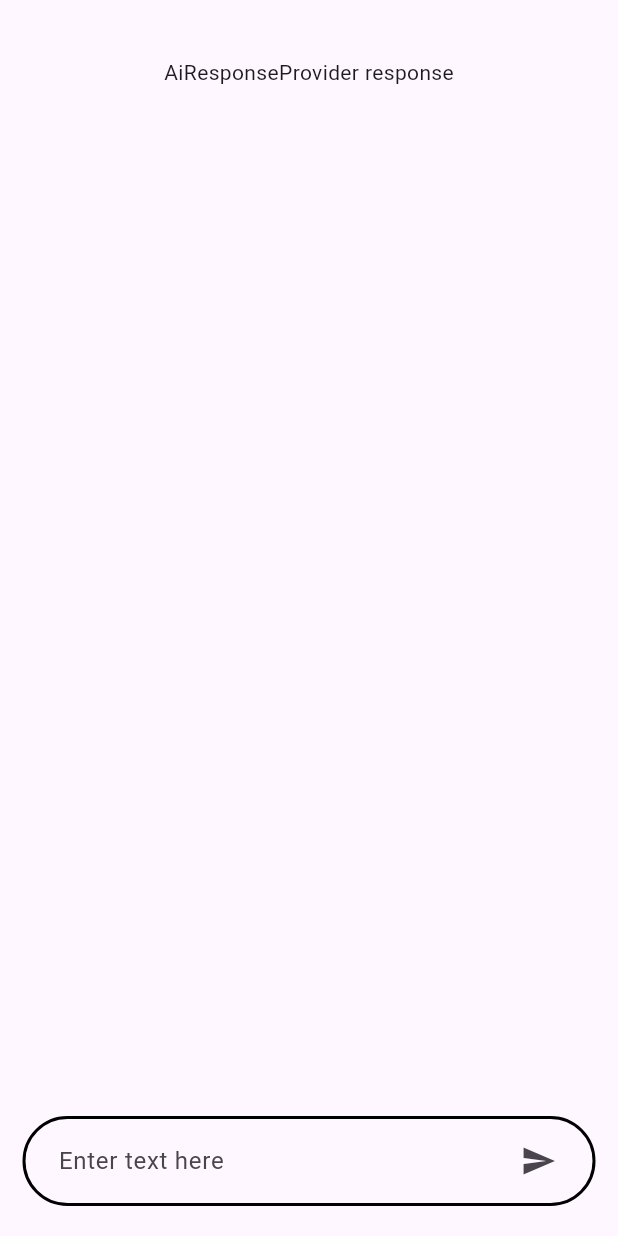
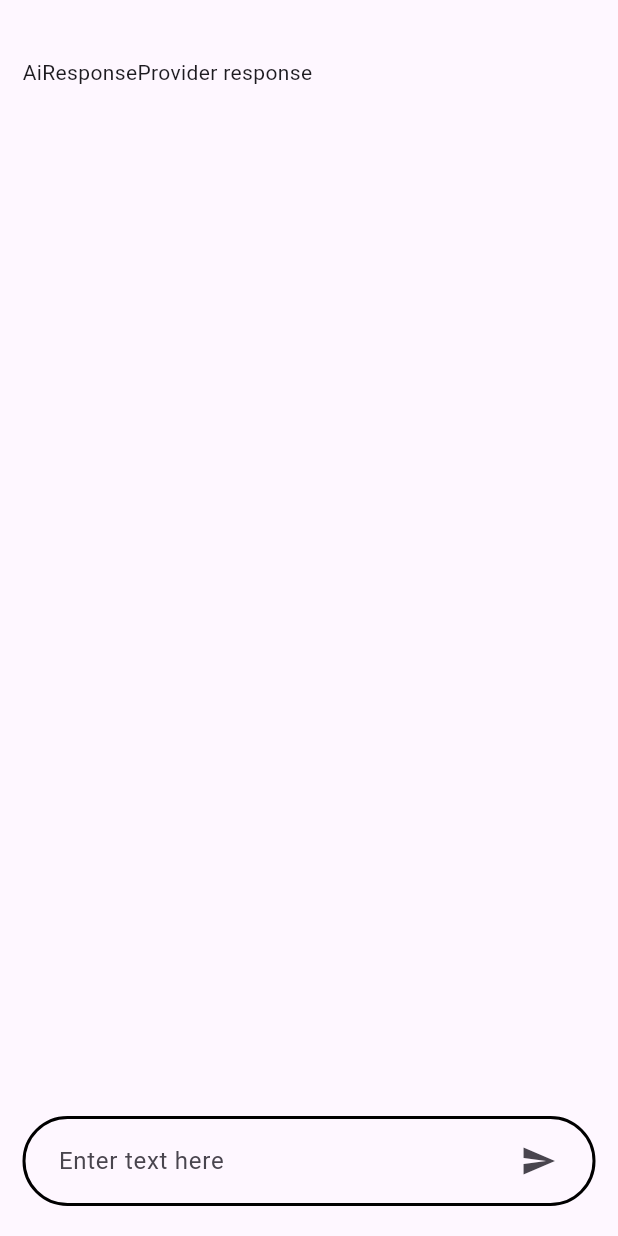
Before and after one commit to briankaboyi/generative_ai_app, a Flutter app: the screen it shows after launch, on a phone screen of 412 x 824 dp. Run offline on Flutter 3.47's test engine with Material 3 defaults, Android fonts, the phone set to English and light mode, and no system bars; drawn by our look-alikes of flutter_form_builder; our stand-ins replace flutter_dotenv, form_builder_validators, google_generative_ai.

Commit message:
making conversations with the generative ai

```diff
--- a/lib/ai/google_generative_ai.dart
+++ b/lib/ai/google_generative_ai.dart
@@ -28,7 +28,7 @@ class GoogleGenerativeAi {
     debugPrint(" apiKey >>$apiKey");
     try {
       GenerateContentResponse response =
-          await model.generateContent([Content.text("write me a story")]);
+          await model.generateContent([Content.text(prompt)]);
       debugPrint("response>> ${response.text}");
 
       return response.text.toString();
--- a/lib/screens/prompt_page/prompt_page.dart
+++ b/lib/screens/prompt_page/prompt_page.dart
@@ -2,6 +2,7 @@ import 'package:flutter/cupertino.dart';
 import 'package:flutter/material.dart';
 import 'package:flutter/services.dart';
 import 'package:flutter_form_builder/flutter_form_builder.dart';
+import 'package:form_builder_validators/form_builder_validators.dart';
 import 'package:provider/provider.dart';
 
 import '../../providers/ai_response_provider.dart';
@@ -14,17 +15,20 @@ class PromptPage extends StatelessWidget {
     final aiResponse = context.watch<AiResponseProvider>().response;
     // TODO: implement build
     return Scaffold(
+        resizeToAvoidBottomInset:true,
       body: Padding(
         padding:
             const EdgeInsets.only(top: 38.0, bottom: 20, left: 15, right: 15),
         child: Column(
-          mainAxisAlignment: MainAxisAlignment.spaceBetween,
           children: [
-            Text(aiResponse),
-            FormBuilder(
+            Expanded(child: ListView(children: [Text(aiResponse)])),
+            Container(
+              color: Colors.transparent,
+
+              child: FormBuilder(
                   key: formKey,
                   child: Container(
-                  padding: EdgeInsets.only(right:12,left: 22),
+                    padding: EdgeInsets.only(right: 12, left: 22),
                     decoration: BoxDecoration(
                         border: Border.all(
                           color: Colors.black,
@@ -37,24 +41,32 @@ class PromptPage extends StatelessWidget {
                           child: FormBuilderTextField(
                             name: "promptField",
                             keyboardType: TextInputType.text,
+                            validator: FormBuilderValidators.compose(
+                                [FormBuilderValidators.required()]),
                             decoration: InputDecoration(
                               labelText: 'Enter text here',
                               border: InputBorder.none, // Removes the underline
                             ),
                           ),
                         ),
-                      IconButton(onPressed: (){
-                        if(formKey.currentState!.saveAndValidate()){
+                        IconButton(
+                            onPressed: () {
+                              if (formKey.currentState!.saveAndValidate()) {
                                 debugPrint("${formKey.currentState!.value}");
-                          aiResponseProvider.ask(formKey.currentState!.value['promptField'].toString());
+                                aiResponseProvider.ask(formKey
+                                    .currentState!.value['promptField']
+                                    .toString());
                               }
-                      }, icon: Icon(Icons.send))
+                            },
+                            icon: Icon(Icons.send))
                       ],
                     ),
-                ))
+                  )),
+            )
           ],
         ),
       ),
+
     );
   }
 }
--- a/pubspec.yaml
+++ b/pubspec.yaml
@@ -38,6 +38,7 @@ dependencies:
   provider: ^6.1.4
   flutter_dotenv: ^5.2.1
   flutter_form_builder: ^9.7.0
+  form_builder_validators: ^11.1.2
 
 dev_dependencies:
   flutter_test:
```
Also changed, not shown: pubspec.lock. Lines whose indentation alone changed are shown as unchanged.
